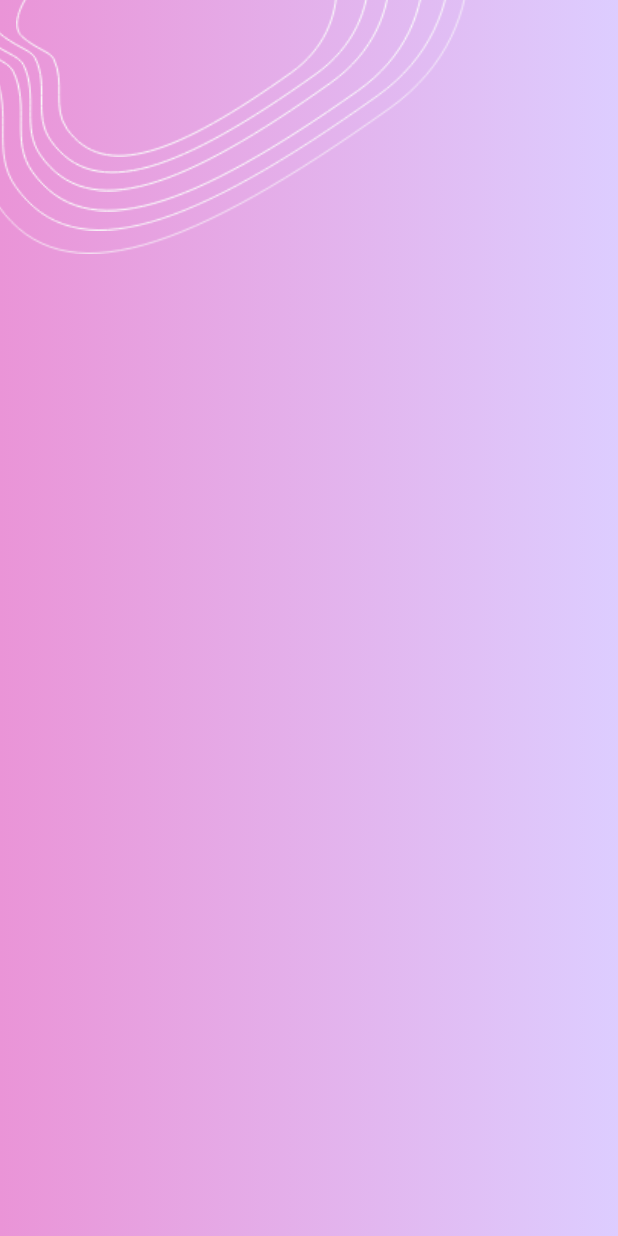
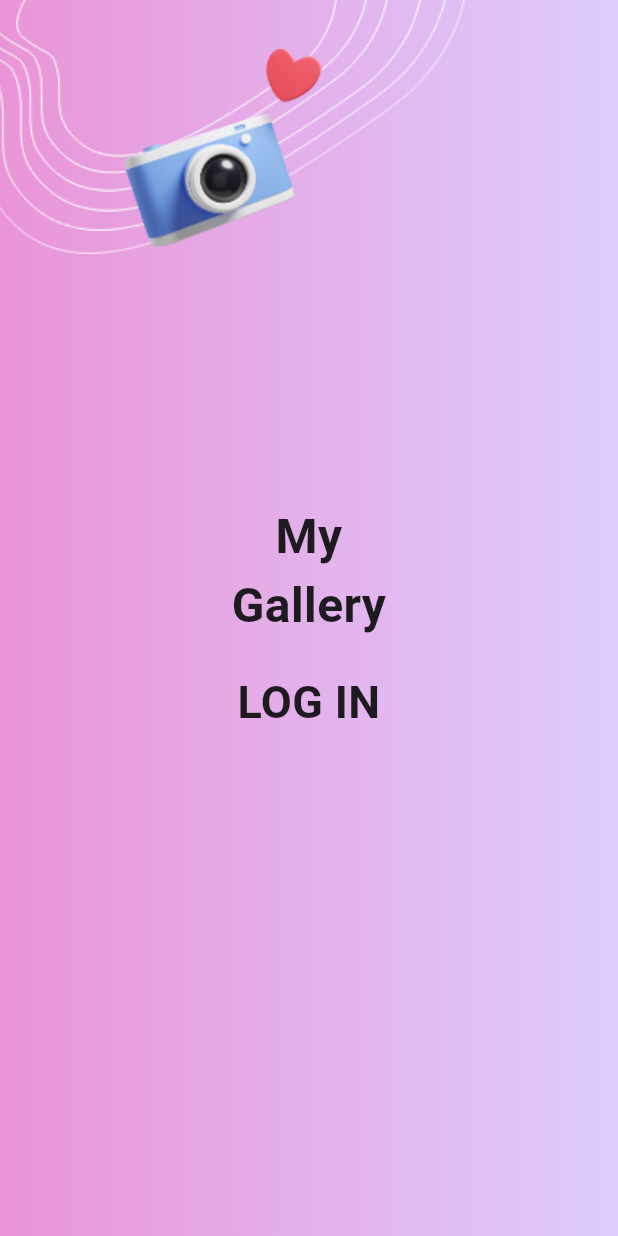
Before and after one commit to MustafaSheeha/ProMinaTask, a Flutter app: the screen it shows after launch, on a phone screen of 412 x 824 dp. Run offline on Flutter 3.47's test engine with Material 3 defaults, Android fonts, the phone set to English and light mode, and no system bars; our stand-ins replace get; project files that could hold a hidden picture were left out.

Commit message:
Add LoveCamerPhotographyWidget and update LoginView UI.

```diff
--- a/lib/features/view/login_view.dart
+++ b/lib/features/view/login_view.dart
@@ -1,22 +1,51 @@
 import 'package:flutter/material.dart';
 import 'package:get/get.dart';
 import 'package:promina_gallery_task/core/constants/app_colors.dart';
+import 'package:promina_gallery_task/core/constants/app_strings.dart';
+import 'package:promina_gallery_task/core/constants/app_text_styles.dart';
 import 'package:promina_gallery_task/core/constants/assets.dart';
 
 import 'widgets/curved_circle_list_widget.dart';
 import 'widgets/curved_circle_widget.dart';
 import 'widgets/gradient_container.dart';
+import 'widgets/love_camera_photography_widget.dart';
 
 class LoginView extends StatelessWidget {
   const LoginView({super.key});
 
   @override
   Widget build(BuildContext context) {
-    return const Scaffold(
+    return Scaffold(
       body: Stack(
         children: [
           GradientContainer(),
           CurvedCircleListWidget(),
+          LoveCamerPhotographyWidget(),
+          SizedBox(
+            width: Get.width,
+            child: Column(
+              mainAxisAlignment: MainAxisAlignment.center,
+              children: [
+                Text(
+                  AppStrings.myGellary,
+                  textAlign: TextAlign.center,
+                  style: AppTextStyles.segoeUIBold.copyWith(fontSize: 32),
+                ),
+                Container(
+                  margin: const EdgeInsets.only(top: 20),
+                  child: Column(
+                    children: [
+                      Text(
+                        AppStrings.login,
+                        textAlign: TextAlign.center,
+                        style: AppTextStyles.segoeUIBold.copyWith(fontSize: 30),
+                      )
+                    ],
+                  ),
+                )
+              ],
+            ),
+          )
         ],
       ),
     );
--- /dev/null
+++ b/lib/features/view/widgets/love_camera_photography_widget.dart
@@ -0,0 +1,20 @@
+
+import 'package:flutter/material.dart';
+import 'package:get/get.dart';
+
+import '../../../core/constants/assets.dart';
+
+class LoveCamerPhotographyWidget extends StatelessWidget {
+  const LoveCamerPhotographyWidget({
+    super.key,
+  });
+
+  @override
+  Widget build(BuildContext context) {
+    return Positioned(
+      top: Get.height * 0.04,
+      left: Get.width * 0.2,
+      child: Image.asset(Assets.imagesLovePhotography),
+    );
+  }
+}
```
